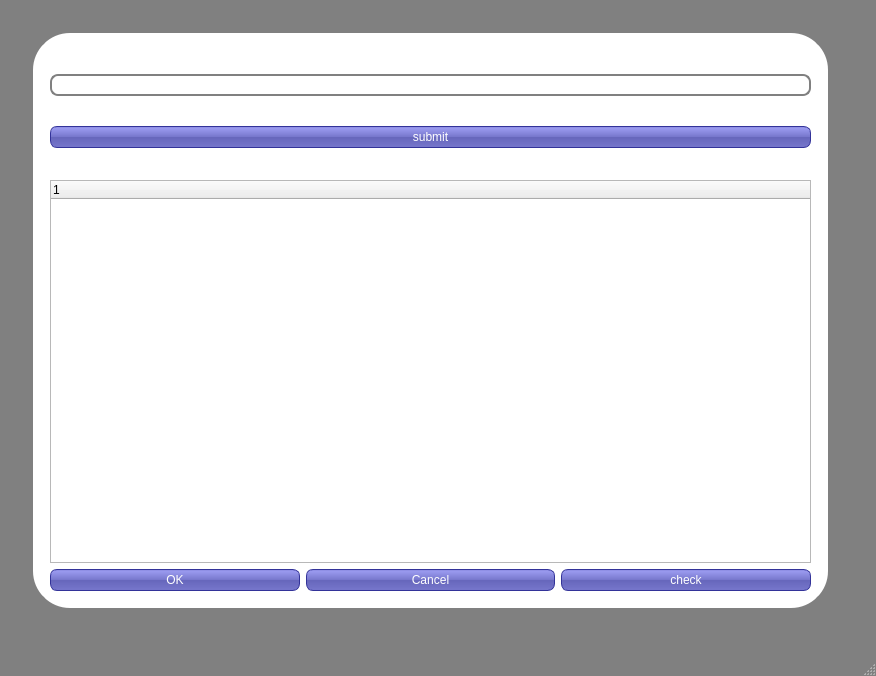
Before: the Qt Designer form MainProgram/HowToUrlDowload/HowToUrlDowload/0625_DBUI.ui in 2Bbear/Bit27_JoyRoom, drawn with Qt 5.
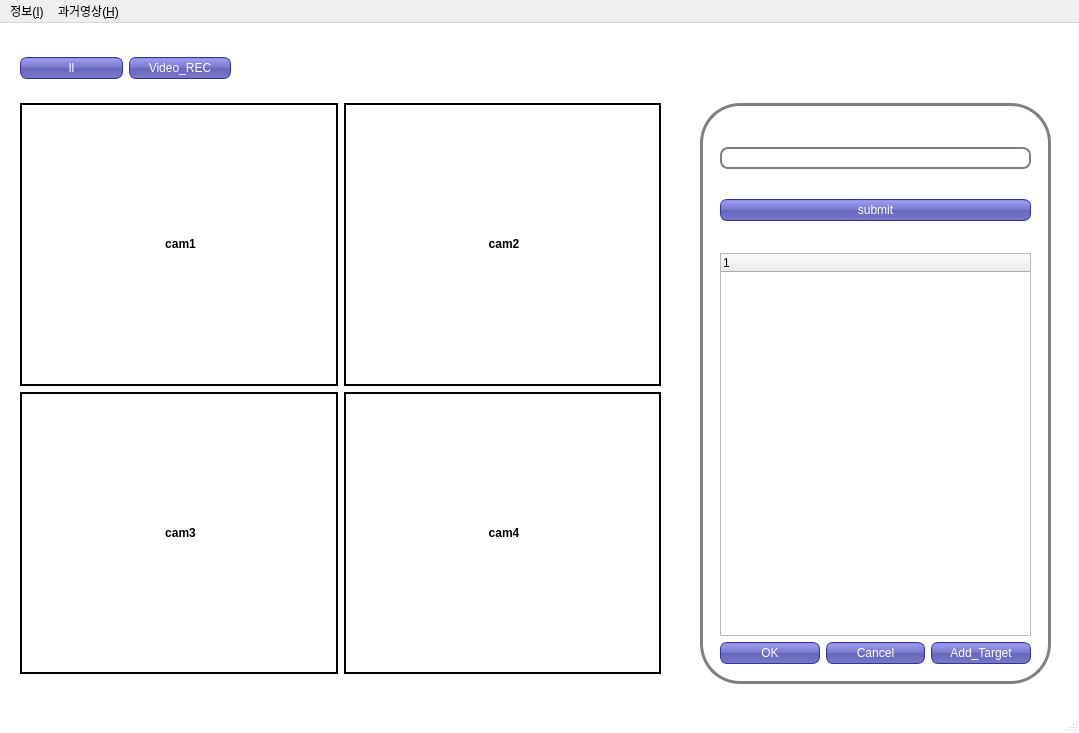
After: the same form once the commit is applied.

The edit to the form file:
```diff
--- a/MainProgram/HowToUrlDowload/HowToUrlDowload/0625_DBUI.ui
+++ b/MainProgram/HowToUrlDowload/HowToUrlDowload/0625_DBUI.ui
@@ -6,8 +6,8 @@
    <rect>
     <x>0</x>
     <y>0</y>
-    <width>876</width>
-    <height>676</height>
+    <width>1079</width>
+    <height>733</height>
    </rect>
   </property>
   <property name="windowTitle">
@@ -15,7 +15,7 @@
   </property>
   <property name="styleSheet">
    <string notr="true">#MyLoginForm {
-background: gray;
+background: white;
 }
 
 #mainframe {
@@ -59,9 +59,9 @@
    <widget class="QFrame" name="mainframe">
     <property name="geometry">
      <rect>
-      <x>30</x>
-      <y>30</y>
-      <width>801</width>
+      <x>700</x>
+      <y>80</y>
+      <width>351</width>
       <height>581</height>
      </rect>
     </property>
@@ -76,7 +76,7 @@
       <rect>
        <x>20</x>
        <y>150</y>
-       <width>761</width>
+       <width>311</width>
        <height>411</height>
       </rect>
      </property>
@@ -98,7 +98,7 @@
       <item row="1" column="2">
        <widget class="QPushButton" name="checkbtn">
         <property name="text">
-         <string>check</string>
+         <string>Add_Target</string>
         </property>
        </widget>
       </item>
@@ -118,7 +118,7 @@
       <rect>
        <x>20</x>
        <y>20</y>
-       <width>761</width>
+       <width>311</width>
        <height>124</height>
       </rect>
      </property>
@@ -139,16 +139,146 @@
      </layout>
     </widget>
    </widget>
+   <widget class="QWidget" name="gridLayoutWidget_2">
+    <property name="geometry">
+     <rect>
+      <x>20</x>
+      <y>80</y>
+      <width>641</width>
+      <height>571</height>
+     </rect>
+    </property>
+    <layout class="QGridLayout" name="gridLayout_2">
+     <item row="0" column="0">
+      <widget class="QLabel" name="cam1">
+       <property name="cursor">
+        <cursorShape>ArrowCursor</cursorShape>
+       </property>
+       <property name="styleSheet">
+        <string notr="true"/>
+       </property>
+       <property name="frameShape">
+        <enum>QFrame::WinPanel</enum>
+       </property>
+       <property name="text">
+        <string>&lt;html&gt;&lt;head/&gt;&lt;body&gt;&lt;p align=&quot;center&quot;&gt;&lt;span style=&quot; font-weight:600;&quot;&gt;cam1&lt;/span&gt;&lt;/p&gt;&lt;/body&gt;&lt;/html&gt;</string>
+       </property>
+      </widget>
+     </item>
+     <item row="1" column="0">
+      <widget class="QLabel" name="cam3">
+       <property name="cursor">
+        <cursorShape>ArrowCursor</cursorShape>
+       </property>
+       <property name="styleSheet">
+        <string notr="true"/>
+       </property>
+       <property name="frameShape">
+        <enum>QFrame::WinPanel</enum>
+       </property>
+       <property name="text">
+        <string>&lt;html&gt;&lt;head/&gt;&lt;body&gt;&lt;p align=&quot;center&quot;&gt;&lt;span style=&quot; font-weight:600;&quot;&gt;cam3&lt;/span&gt;&lt;/p&gt;&lt;/body&gt;&lt;/html&gt;</string>
+       </property>
+      </widget>
+     </item>
+     <item row="0" column="1">
+      <widget class="QLabel" name="cam2">
+       <property name="cursor">
+        <cursorShape>ArrowCursor</cursorShape>
+       </property>
+       <property name="styleSheet">
+        <string notr="true"/>
+       </property>
+       <property name="frameShape">
+        <enum>QFrame::WinPanel</enum>
+       </property>
+       <property name="text">
+        <string>&lt;html&gt;&lt;head/&gt;&lt;body&gt;&lt;p align=&quot;center&quot;&gt;&lt;span style=&quot; font-weight:600;&quot;&gt;cam2&lt;/span&gt;&lt;/p&gt;&lt;/body&gt;&lt;/html&gt;</string>
+       </property>
+      </widget>
+     </item>
+     <item row="1" column="1">
+      <widget class="QLabel" name="cam4">
+       <property name="cursor">
+        <cursorShape>ArrowCursor</cursorShape>
+       </property>
+       <property name="styleSheet">
+        <string notr="true"/>
+       </property>
+       <property name="frameShape">
+        <enum>QFrame::WinPanel</enum>
+       </property>
+       <property name="text">
+        <string>&lt;html&gt;&lt;head/&gt;&lt;body&gt;&lt;p align=&quot;center&quot;&gt;&lt;span style=&quot; font-weight:600;&quot;&gt;cam4&lt;/span&gt;&lt;/p&gt;&lt;/body&gt;&lt;/html&gt;</string>
+       </property>
+      </widget>
+     </item>
+    </layout>
+   </widget>
+   <widget class="QWidget" name="horizontalLayoutWidget">
+    <property name="geometry">
+     <rect>
+      <x>20</x>
+      <y>30</y>
+      <width>211</width>
+      <height>31</height>
+     </rect>
+    </property>
+    <layout class="QHBoxLayout" name="horizontalLayout">
+     <item>
+      <widget class="QPushButton" name="cam1stop">
+       <property name="text">
+        <string>ll</string>
+       </property>
+      </widget>
+     </item>
+     <item>
+      <widget class="QPushButton" name="recstart">
+       <property name="text">
+        <string>Video_REC</string>
+       </property>
+      </widget>
+     </item>
+    </layout>
+   </widget>
+   <widget class="QLabel" name="rectimer">
+    <property name="geometry">
+     <rect>
+      <x>250</x>
+      <y>40</y>
+      <width>64</width>
+      <height>15</height>
+     </rect>
+    </property>
+    <property name="text">
+     <string/>
+    </property>
+   </widget>
   </widget>
   <widget class="QMenuBar" name="menubar">
    <property name="geometry">
     <rect>
      <x>0</x>
      <y>0</y>
-     <width>876</width>
+     <width>1079</width>
      <height>26</height>
     </rect>
    </property>
+   <widget class="QMenu" name="menu_I">
+    <property name="title">
+     <string>정보(&amp;I)</string>
+    </property>
+    <addaction name="action"/>
+   </widget>
+   <widget class="QMenu" name="menu_H">
+    <property name="title">
+     <string>과거영상(&amp;H)</string>
+    </property>
+    <addaction name="actionLog_check"/>
+    <addaction name="actionDownload_avi"/>
+   </widget>
+   <addaction name="menu_I"/>
+   <addaction name="menu_H"/>
   </widget>
   <widget class="QStatusBar" name="statusbar"/>
  </widget>
```
Left out of the diff: 26 changed lines with no effect on the pictures.
